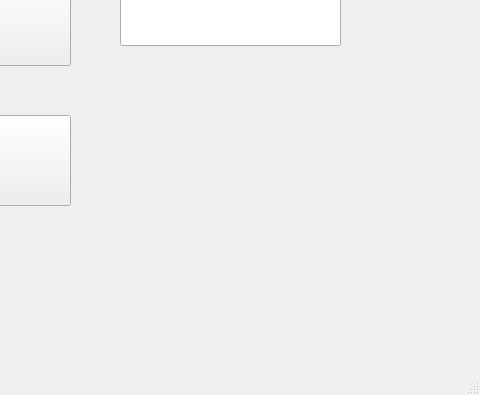
This is QT/mainwindow.ui in RagaiAhmed/TestOpenCV as Qt 5 draws it before an edit; both pictures show x 320 to 800 and y 205 to 600 of the 800 by 600 pixel window. The edited form follows.
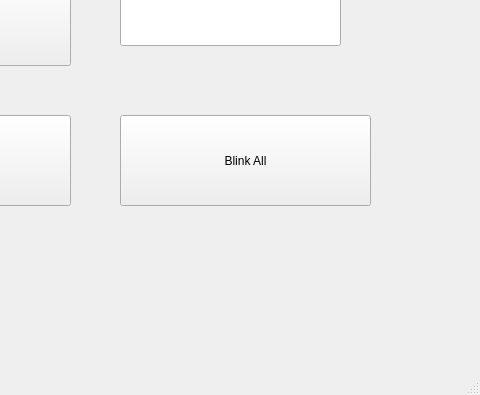
This is the edited form.

Commit message: Adding two simultaneous blinks

The edit to the form file:
```diff
--- a/QT/mainwindow.ui
+++ b/QT/mainwindow.ui
@@ -79,6 +79,19 @@
      <string>Turn off</string>
     </property>
    </widget>
+   <widget class="QPushButton" name="Blink_all">
+    <property name="geometry">
+     <rect>
+      <x>440</x>
+      <y>320</y>
+      <width>251</width>
+      <height>91</height>
+     </rect>
+    </property>
+    <property name="text">
+     <string>Blink All</string>
+    </property>
+   </widget>
   </widget>
   <widget class="QMenuBar" name="menubar">
    <property name="geometry">
```
The commit also changes 3 other files.
